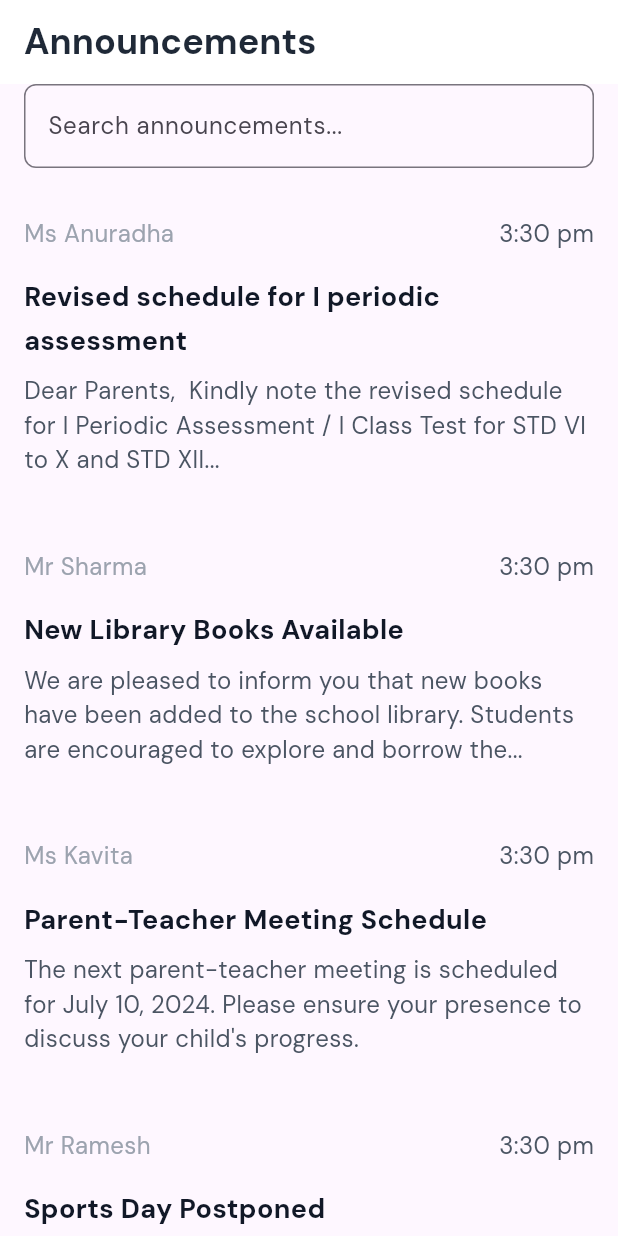
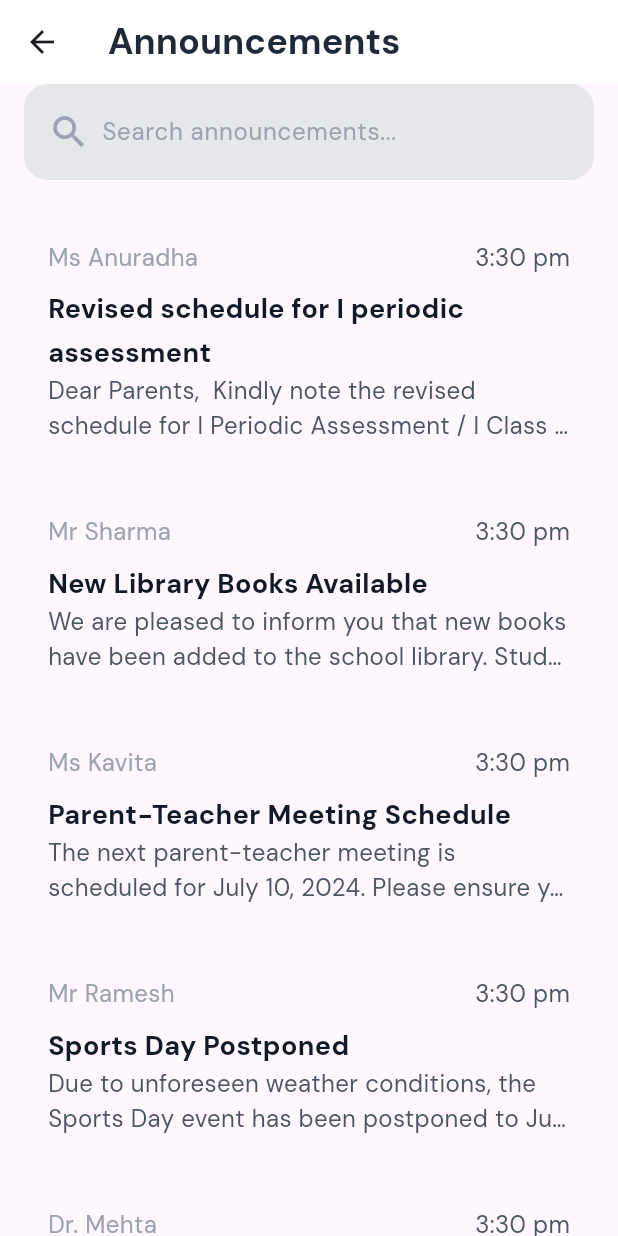
Before and after one commit to Aadv1k/Project_CampusPilot, a Flutter app: the AnnouncementListView screen opened directly, on a phone screen of 412 x 824 dp. Run offline on Flutter 3.47's test engine with Material 3 defaults, Android fonts, the phone set to English and light mode, and no system bars; our stand-ins replace flutter_otp_text_field, google_fonts, mask_text_input_formatter.

Commit message:
Implement the announcement view and basic search

```diff
--- a/app/lib/components/announcement.dart
+++ /dev/null
@@ -1,70 +0,0 @@
-import 'package:app/components/typography.dart';
-import 'package:app/utils/colors.dart';
-import 'package:app/utils/sizes.dart';
-import 'package:flutter/material.dart';
-
-class AnnouncementCard extends StatelessWidget{
-  final String id;
-  final String title;
-  final String body;
-  final String authorName;
-  final bool highPriority;
-  late String textSummary;
-
-  final int maxSummaryWords = 24;
-
-  AnnouncementCard(this.id, this.title, this.body, this.authorName, this.highPriority, {super.key}) {
-    textSummary = generateTextSummary(body);
-  }
-
-String generateTextSummary(String body) {
-  List<String> words = body.replaceAll(RegExp(r'[\n\r]'), ' ').split(' ');
-
-  if (words.length <= maxSummaryWords) {
-    return words.join(' ');
-  } else {
-    return "${words.sublist(0, maxSummaryWords).join(' ')}...";
-  }
-}
-
-
-  @override
-  Widget build(BuildContext context) {
-    return Padding(
-      padding: const EdgeInsets.symmetric(vertical: Spacing.lg, horizontal: Spacing.md),
-      child: Column(
-        children: [
-          Row(
-            mainAxisAlignment: MainAxisAlignment.spaceBetween,
-            crossAxisAlignment: CrossAxisAlignment.center,
-            children: [
-              Text(authorName, style: const TextStyle( fontSize: FontSize.md, color: Palette.gray400)),
-              const Text("3:30 pm", style: TextStyle( fontSize: FontSize.md, color: Palette.gray600)),
-            ],
-          ),
-          const SizedBox(height: Spacing.md),
-          Column(
-            crossAxisAlignment: CrossAxisAlignment.stretch,
-            mainAxisAlignment: MainAxisAlignment.center,
-            children: [
-              Heading(
-                order: 4,
-                text: title,
-                style: const TextStyle(
-                    color: Palette.gray900, fontWeight: FontWeight.bold),
-              ),
-              const SizedBox(height: Spacing.sm),
-              Text(
-                textSummary,
-                style: const TextStyle(
-                  color: Palette.gray600,
-                  fontSize: FontSize.md
-                )
-              )
-            ],
-          )
-        ],
-      ),
-    );
-  }
-}
--- /dev/null
+++ b/app/lib/components/announcement_card.dart
@@ -0,0 +1,70 @@
+import 'package:app/components/typography.dart';
+import 'package:app/utils/colors.dart';
+import 'package:app/utils/sizes.dart';
+import 'package:flutter/material.dart';
+
+class AnnouncementCard extends StatelessWidget{
+  final String id;
+  final String title;
+  final String body;
+  final String authorName;
+  final bool highPriority;
+  late String sanitizedBody;
+
+  final int maxSummaryWords = 16;
+
+  AnnouncementCard(this.id, this.title, this.body, this.authorName, this.highPriority, {super.key}) {
+    sanitizedBody = sanitizeText(body);
+  }
+
+  String sanitizeText(String body) {
+    return body.replaceAll(RegExp(r'[\n\r]'), ' ');
+  }
+
+  @override
+  Widget build(BuildContext context) {
+    return Material(
+      child: InkWell(
+        onTap: () => print("tapped bro"),
+        child: Padding(
+          padding: const EdgeInsets.symmetric(vertical: Spacing.lg, horizontal: Spacing.xl),
+          child: Column(
+            mainAxisAlignment: MainAxisAlignment.spaceBetween,
+            children: [
+              Row(
+                mainAxisAlignment: MainAxisAlignment.spaceBetween,
+                crossAxisAlignment: CrossAxisAlignment.center,
+                children: [
+                  Text(authorName, style: const TextStyle( fontSize: FontSize.md, color: Palette.gray400)),
+                  const Text("3:30 pm", style: TextStyle( fontSize: FontSize.md, color: Palette.gray600)),
+                ],
+              ),
+              const SizedBox(height: Spacing.sm),
+              Column(
+                crossAxisAlignment: CrossAxisAlignment.stretch,
+                mainAxisAlignment: MainAxisAlignment.center,
+                children: [
+                  Heading(
+                    order: 4,
+                    text: title,
+                    style: const TextStyle(
+                        color: Palette.gray900, fontWeight: FontWeight.bold),
+                  ),
+                  Text(
+                    sanitizedBody,
+                    maxLines: 2,
+                    overflow: TextOverflow.ellipsis,
+                    style: const TextStyle(
+                      color: Palette.gray600,
+                      fontSize: FontSize.md
+                    )
+                  )
+                ],
+              )
+            ],
+          ),
+        ),
+      ),
+    );
+  }
+}
--- a/app/lib/main.dart
+++ b/app/lib/main.dart
@@ -1,4 +1,6 @@
+import 'package:app/models/announcement.dart';
 import 'package:app/views/announcement_list_view.dart';
+import 'package:app/views/announcement_readonly_view.dart';
 import 'package:app/views/otp_verify_view.dart';
 import 'package:flutter/material.dart';
 import 'package:app/views/login_view.dart';
@@ -17,7 +19,14 @@
       title: "Project CampusPilot",
       theme: ThemeData(brightness: Brightness.light)
           .copyWith(textTheme: GoogleFonts.dmSansTextTheme()),
-      home: const AnnouncementListView(),
+      home: AnnouncementReadonlyView( Announcement(
+    "j34g8g88-3e7c-4f7a-a8e2-9e9a2d2d4f4a",
+    "Annual Day Celebrations",
+    "We are excited to announce that Annual Day celebrations will take place on August 5, 2024. More details will follow soon.",
+    "Mr. Singh",
+    "2024-07-06T14:00:00.000Z",
+  ),
+),
       debugShowCheckedModeBanner: false,
     );
   }
--- /dev/null
+++ b/app/lib/models/announcement.dart
@@ -0,0 +1,9 @@
+class Announcement {
+  String id;
+  String title;
+  String body;
+  String authorName;
+  String postedAt;
+
+  Announcement(this.id, this.title, this.body, this.authorName, this.postedAt);
+}
--- a/app/lib/views/announcement_list_view.dart
+++ b/app/lib/views/announcement_list_view.dart
@@ -1,6 +1,7 @@
-import 'package:app/components/announcement.dart';
+import 'package:app/components/announcement_card.dart';
 import 'package:app/components/safe_scaffold.dart';
 import 'package:app/components/typography.dart';
+import 'package:app/models/announcement.dart';
 import 'package:app/utils/colors.dart';
 import 'package:app/utils/sizes.dart';
 import 'package:flutter/material.dart';
@@ -12,17 +13,6 @@
   @override
   State<AnnouncementListView> createState() => _AnnouncementListViewState();
 }
-
-class Announcement {
-  String id;
-  String title;
-  String body;
-  String authorName;
-  String postedAt;
-
-  Announcement(this.id, this.title, this.body, this.authorName, this.postedAt);
-}
-
 
 
 List<Announcement> mockAnnouncementData = [
@@ -68,6 +58,35 @@
     "Mrs. Patel",
     "2024-07-05T13:00:00.000Z",
   ),
+  Announcement(
+    "k45h9h99-4d8b-43e1-bc1f-6c6e3c3c5c5d",
+    "New Extracurricular Activities",
+    "New extracurricular activities, including music, dance, and painting classes, will begin from next month. Interested students, please enroll at the earliest.",
+    "Ms. Ananya",
+    "2024-07-06T15:00:00.000Z",
+  ),
+  Announcement(
+    "l56i0i00-5a9f-47c2-bf1e-7b7f4b4b6b6e",
+    "Upcoming Field Trip",
+    "A field trip to the local botanical garden is scheduled for July 15, 2024. Permission slips will be distributed shortly.",
+    "Mr. Varun",
+    "2024-07-07T09:00:00.000Z",
+  ),
+  Announcement(
+    "m67j1j11-6b0e-48d3-aa2d-8d8c5d5d7d7f",
+    "Summer Vacation Notice",
+    "Please note that the school will remain closed for summer vacation from July 30 to August 15, 2024. Classes will resume on August 16, 2024.",
+    "Mrs. Sharma",
+    "2024-07-07T10:00:00.000Z",
+  ),
+  Announcement(
+    "n78k2k22-7c1f-49b4-bd3c-9e9d6e6e8e8g",
+    "Community Service Project",
+    "Students are encouraged to participate in a community service project to clean up the local park on July 12, 2024. Volunteers please register at the school office.",
+    "Mr. Anand",
+    "2024-07-07T11:00:00.000Z",
+  ),
+
 ];
 
 
@@ -107,16 +126,31 @@
                 padding: const EdgeInsets.symmetric(horizontal: Spacing.md),
                 child: Column(
                   children: [
-                    TextField(
-                        decoration: InputDecoration(
-                          hintText: 'Search announcements...',
-                          border: OutlineInputBorder(
-                            borderRadius: BorderRadius.circular(8.0),
+                    Container(
+                      padding: const EdgeInsets.symmetric(horizontal: Spacing.md, vertical: Spacing.sm),
+                      decoration: const BoxDecoration(
+                        color: Palette.gray200,
+                        borderRadius: BorderRadius.all(Radius.circular(16))
+                      ),
+                      child: Row(
+                        crossAxisAlignment: CrossAxisAlignment.center,
+                        children: [
+                          const Icon(Icons.search, color: Palette.gray400, size: 28),
+                          const SizedBox(width: Spacing.sm),
+                          Expanded(
+                            child: TextField(
+                                decoration: const InputDecoration(
+                                  hintText: 'Search announcements...',
+                                  hintStyle: TextStyle(color: Palette.gray400, fontSize: FontSize.md),
+                                  border: InputBorder.none
+                                ),
+                                onChanged: _handleSearchInput,
+                              ),
                           ),
-                        ),
-                        onChanged: _handleSearchInput,
+                        ],
                       ),
-                      const SizedBox(height: Spacing.sm),
+                    ),
+                      const SizedBox(height: Spacing.md),
                   ],
                 ),
               ),
--- /dev/null
+++ b/app/lib/views/announcement_readonly_view.dart
@@ -0,0 +1,49 @@
+import 'package:app/components/typography.dart';
+import 'package:app/models/announcement.dart';
+import 'package:app/utils/colors.dart';
+import 'package:app/utils/sizes.dart';
+import 'package:flutter/material.dart';
+
+class AnnouncementReadonlyView extends StatelessWidget {
+  final Announcement ann;
+
+  const AnnouncementReadonlyView(this.ann, {super.key});
+
+  @override
+  Widget build(BuildContext context) {
+    return Scaffold(
+      appBar: AppBar(
+        leading: IconButton(icon: const Icon(Icons.chevron_left_rounded, size: 32, color: Palette.gray500,),
+            onPressed: () {},
+          ),
+        ),
+      body: SafeArea(
+        child: Padding(
+          padding: const EdgeInsets.symmetric(horizontal: Spacing.lg, vertical: Spacing.md),
+          child: Column(
+            crossAxisAlignment: CrossAxisAlignment.start,
+           children: [
+            Column(
+              crossAxisAlignment: CrossAxisAlignment.start,
+              children: [
+                Heading(order: 2, text: ann.title, textAlign: TextAlign.start, style: const TextStyle(fontWeight: FontWeight.bold, color: Palette.gray800)),
+                Text("Thursday, 3rd July 2024", style: const TextStyle(
+                  color: Palette.gray600,
+                  fontWeight: FontWeight.bold,
+                  fontSize: FontSize.sm
+                ))
+              ],
+            ),
+            const SizedBox(height: Spacing.lg),
+            Text(ann.body, style: const TextStyle(
+              color: Palette.gray600,
+              fontSize: FontSize.md
+            ))
+
+           ],
+          ),
+        ),
+      )
+    );
+  }
+}
```
Also changed, not shown: app/lib/components/input.dart (added).
